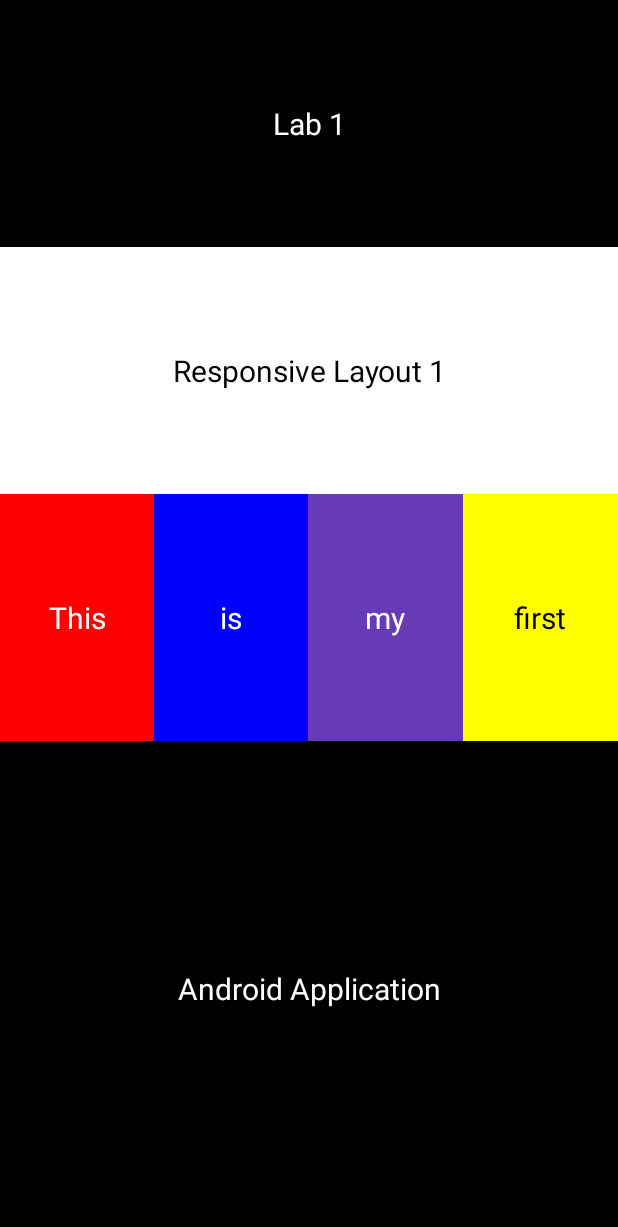
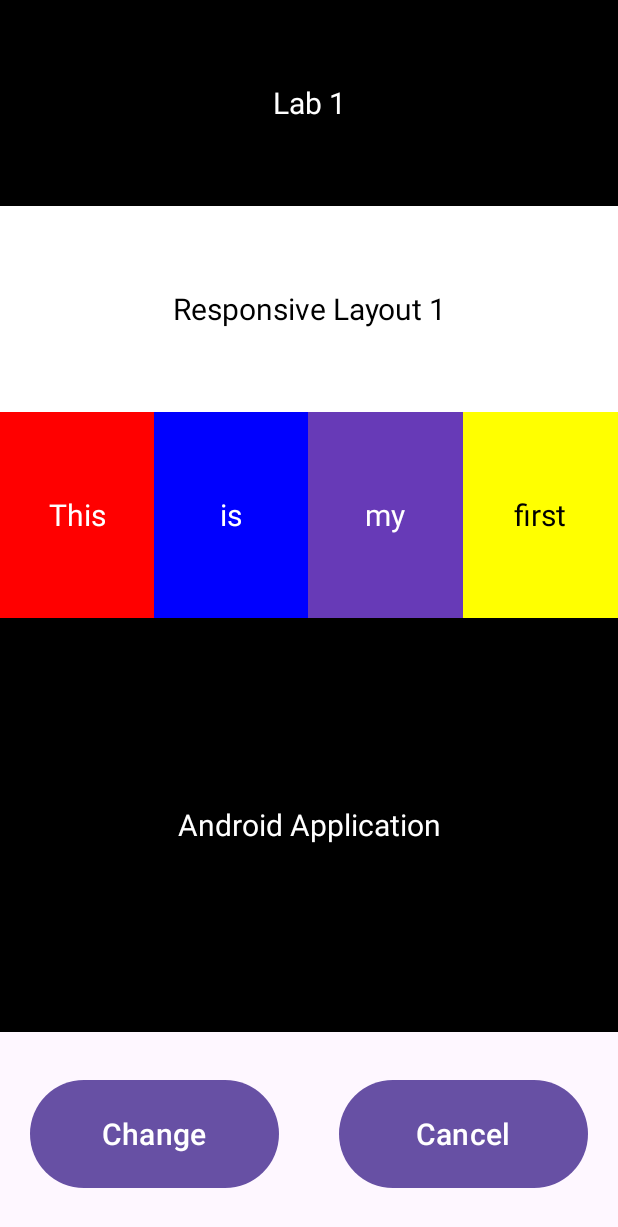
Before and after one commit to gsh66668/20243007057-ResponsiveLayout1, an Android app: the screen it shows after launch (MainActivity), on a phone screen of 412 x 824 dp. Shown: the top 1227 px of the screen. Run offline under Robolectric (Android 15) with nearby library versions, the phone set to English and light mode, and no system bars.

Commit message:
Part 1: add the Change and Cancel buttons and complete the responsive LinearLayout screen

```diff
--- a/linear-layout/src/main/res/layout/activity_main.xml
+++ b/linear-layout/src/main/res/layout/activity_main.xml
@@ -129,4 +129,42 @@
         android:textColor="@color/text_on_dark"
         android:textSize="@dimen/band_text_size" />
 
+    <!-- Band 5 : the button bar.
+         wrap_content height (it follows its buttons), no weight.
+         ?attr/colorSurface is the Material 3 surface colour (#FFFBFE) that the
+         reference screenshot shows behind the two buttons. -->
+    <LinearLayout
+        android:id="@+id/buttonBar"
+        android:layout_width="match_parent"
+        android:layout_height="wrap_content"
+        android:background="?attr/colorSurface"
+        android:gravity="center"
+        android:orientation="horizontal"
+        android:paddingStart="@dimen/button_bar_horizontal_padding"
+        android:paddingTop="@dimen/button_bar_vertical_padding"
+        android:paddingEnd="@dimen/button_bar_horizontal_padding"
+        android:paddingBottom="@dimen/button_bar_vertical_padding">
+
+        <!-- 0dp width + weight 1 -> the two buttons always split the row evenly
+             (the 40dp margin is taken out first, so both buttons stay equal). -->
+        <Button
+            android:id="@+id/buttonChange"
+            android:layout_width="0dp"
+            android:layout_height="wrap_content"
+            android:layout_marginEnd="@dimen/button_gap"
+            android:layout_weight="1"
+            android:minHeight="@dimen/button_min_height"
+            android:text="@string/button_change"
+            android:textSize="@dimen/band_text_size" />
+
+        <Button
+            android:id="@+id/buttonCancel"
+            android:layout_width="0dp"
+            android:layout_height="wrap_content"
+            android:layout_weight="1"
+            android:minHeight="@dimen/button_min_height"
+            android:text="@string/button_cancel"
+            android:textSize="@dimen/band_text_size" />
+    </LinearLayout>
+
 </LinearLayout>
```
